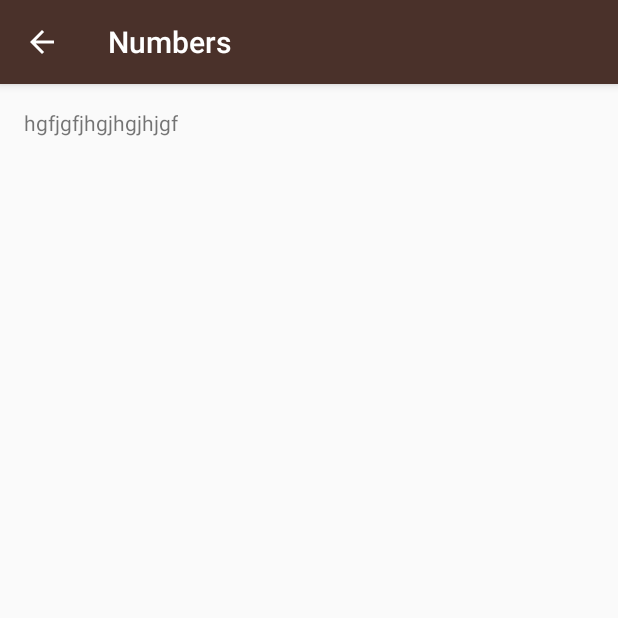
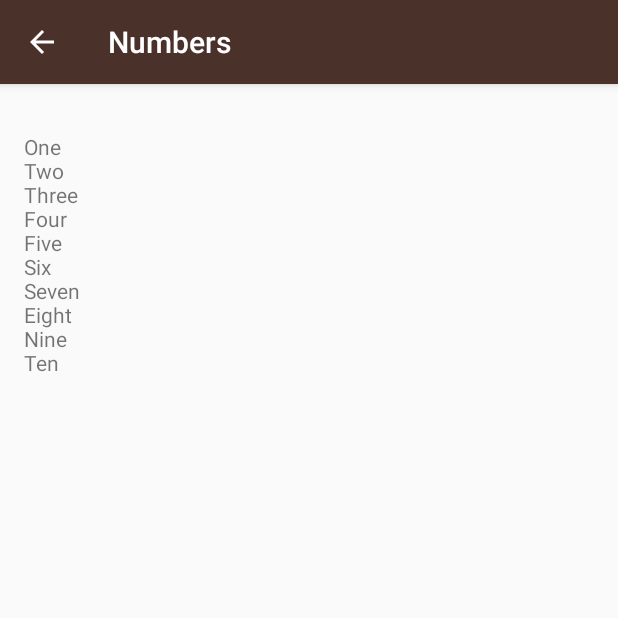
Before and after one commit to nirmaljoshua91/ud839_Miwok-lesson-one, an Android app: the NumbersActivity screen opened directly, with no data from a screen before it, on a phone screen of 412 x 824 dp, the top half of it. Run offline under Robolectric (Android 15) with nearby library versions, the phone set to English and light mode, and no system bars.

Commit message:
array list of numbers

```diff
--- a/app/src/main/java/com/example/android/miwok/NumbersActivity.java
+++ b/app/src/main/java/com/example/android/miwok/NumbersActivity.java
@@ -38,15 +38,12 @@ public class NumbersActivity extends AppCompatActivity {
         words[7]="Eight";
         words[8]="Nine";
         words[9]="Ten";
-        String temp="Firstinit";
-        for (int i=0;words.length<=0;i++){
+        String temp="";
+        for (int i=0;i<=words.length-1;i++){
             temp=temp + "\n" +words[i];
-            Log.d("MyTag","Inside For");
         }
+        TextView numbers= (TextView)findViewById(R.id.NumbersWorsListView);
+       numbers.setText(temp);
 
-        //Log.d("MyTag","value is"+temp);
-
-        //TextView numbers= (TextView)findViewById(R.id.NumbersWorsListView);
-       // numbers.setText(temp);
     }
 }
```
